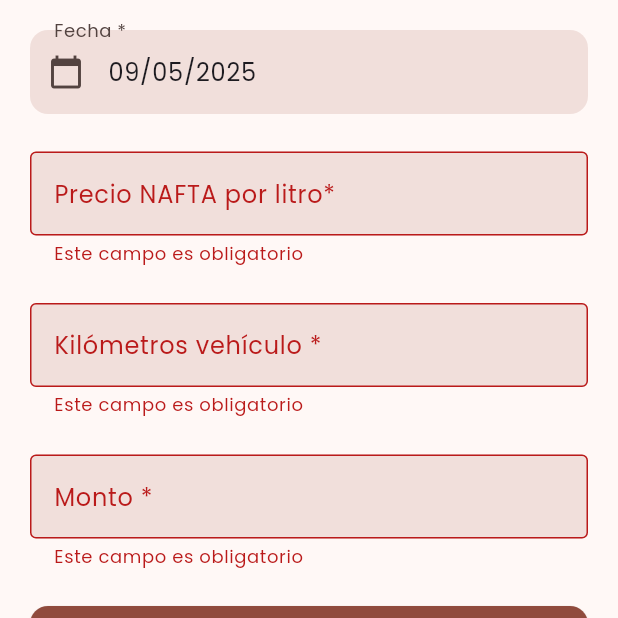
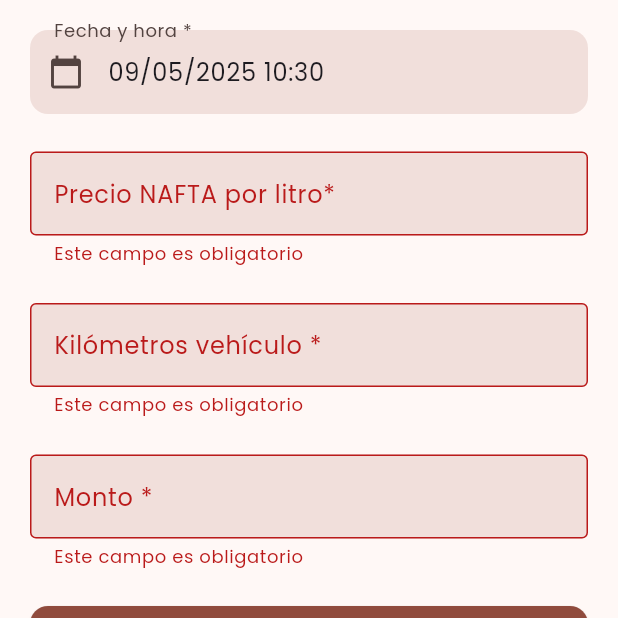
Before and after one commit to IgnacioNiveyro/naftapp, a Flutter app: the screen it shows after launch, after a tap on "Agregar", on a phone screen of 412 x 824 dp, the top half of it. Run offline on Flutter 3.47's test engine with Material 3 defaults, Android fonts, the phone set to English and light mode, and no system bars; our stand-ins replace fl_chart, google_fonts, sqflite; accounts and stored records are empty.

Commit message:
Arreglado fechas inconsistentes

```diff
--- a/lib/helpers/db_helper.dart
+++ b/lib/helpers/db_helper.dart
@@ -1,6 +1,7 @@
 import 'package:sqflite/sqflite.dart';
 import 'package:path/path.dart';
 import 'package:naftapp/models/carga.dart';
+import 'package:intl/intl.dart'; // Añadido para formateo de fechas
 
 class DBHelper {
   static final DBHelper _instance = DBHelper._internal();
@@ -31,7 +32,7 @@ class DBHelper {
     await db.execute('''
       CREATE TABLE cargas(
         id INTEGER PRIMARY KEY AUTOINCREMENT,
-        fecha TEXT NOT NULL,
+        fecha TEXT NOT NULL, /* Mantenemos TEXT pero almacenaremos ISO8601 para compatibilidad */
         kmS INTEGER NOT NULL,
         monto INTEGER NOT NULL,
         precio INTEGER NOT NULL
@@ -44,19 +45,21 @@ class DBHelper {
 
   Future<void> _cargarDatosIniciales(Database db) async {
     // Lista de cargas iniciales [fecha, km, monto, precio]
+    final DateFormat parser = DateFormat('dd/MM/yyyy');
+
     final List<Map<String, dynamic>> cargasIniciales = [
-      {'fecha': '02/01/2025', 'kmS': 8673, 'monto': 7000, 'precio': 1296},
-      {'fecha': '22/01/2025', 'kmS': 8855, 'monto': 7000, 'precio': 1273},
-      {'fecha': '09/02/2025', 'kmS': 9000, 'monto': 5000, 'precio': 1282},
-      {'fecha': '23/02/2025', 'kmS': 9165, 'monto': 11100, 'precio': 1306},
-      {'fecha': '03/03/2025', 'kmS': 9424, 'monto': 8800, 'precio': 1354},
-      {'fecha': '10/03/2025', 'kmS': 9709, 'monto': 7000, 'precio': 1346},
-      {'fecha': '28/03/2025', 'kmS': 9833, 'monto': 9600, 'precio': 1548},
-      {'fecha': '05/04/2025', 'kmS': 10151, 'monto': 5000, 'precio': 1389},
-      {'fecha': '12/04/2025', 'kmS': 10248, 'monto': 5000, 'precio': 1389},
-      {'fecha': '27/04/2025', 'kmS': 10421, 'monto': 6300, 'precio': 1370},
-      {'fecha': '01/05/2025', 'kmS': 10481, 'monto': 7500, 'precio': 1361},
-      {'fecha': '01/05/2025', 'kmS': 10696, 'monto': 6539, 'precio': 1271},
+      {'fecha': _convertirFechaAIso(parser.parse('02/01/2025'), DateTime.now()), 'kmS': 8673, 'monto': 7000, 'precio': 1296},
+      {'fecha': _convertirFechaAIso(parser.parse('22/01/2025'), DateTime.now()), 'kmS': 8855, 'monto': 7000, 'precio': 1273},
+      {'fecha': _convertirFechaAIso(parser.parse('09/02/2025'), DateTime.now()), 'kmS': 9000, 'monto': 5000, 'precio': 1282},
+      {'fecha': _convertirFechaAIso(parser.parse('23/02/2025'), DateTime.now()), 'kmS': 9165, 'monto': 11100, 'precio': 1306},
+      {'fecha': _convertirFechaAIso(parser.parse('03/03/2025'), DateTime.now()), 'kmS': 9424, 'monto': 8800, 'precio': 1354},
+      {'fecha': _convertirFechaAIso(parser.parse('10/03/2025'), DateTime.now()), 'kmS': 9709, 'monto': 7000, 'precio': 1346},
+      {'fecha': _convertirFechaAIso(parser.parse('28/03/2025'), DateTime.now()), 'kmS': 9833, 'monto': 9600, 'precio': 1548},
+      {'fecha': _convertirFechaAIso(parser.parse('05/04/2025'), DateTime.now()), 'kmS': 10151, 'monto': 5000, 'precio': 1389},
+      {'fecha': _convertirFechaAIso(parser.parse('12/04/2025'), DateTime.now()), 'kmS': 10248, 'monto': 5000, 'precio': 1389},
+      {'fecha': _convertirFechaAIso(parser.parse('27/04/2025'), DateTime.now()), 'kmS': 10421, 'monto': 6300, 'precio': 1370},
+      {'fecha': _convertirFechaAIso(parser.parse('01/05/2025'), DateTime.now()), 'kmS': 10481, 'monto': 7500, 'precio': 1361},
+      {'fecha': _convertirFechaAIso(parser.parse('01/05/2025'), DateTime.now().add(Duration(hours: 5))), 'kmS': 10696, 'monto': 6539, 'precio': 1271},
     ];
 
     // Insertar cada carga inicial
@@ -65,18 +68,27 @@ class DBHelper {
     }
   }
 
+  // Convertir una fecha en formato dd/MM/yyyy a ISO8601 con hora actual
+  String _convertirFechaAIso(DateTime fecha, DateTime horaActual) {
+    return DateTime(
+      fecha.year,
+      fecha.month,
+      fecha.day,
+      horaActual.hour,
+      horaActual.minute,
+      horaActual.second,
+    ).toIso8601String();
+  }
+
   Future<int> insertCarga(Carga carga) async {
     try {
       final db = await database;
-      // Modificado para guardar fecha en formato dd/mm/yyyy
-      final dia = carga.fecha.day.toString().padLeft(2, '0');
-      final mes = carga.fecha.month.toString().padLeft(2, '0');
-      final anio = carga.fecha.year.toString();
 
+      // Ahora guardamos la fecha completa en formato ISO8601
       return await db.insert(
         'cargas',
         {
-          'fecha': '$dia/$mes/$anio',
+          'fecha': carga.fecha.toIso8601String(),
           'kmS': carga.kmS,
           'monto': carga.monto,
           'precio': carga.precio,
--- a/lib/models/carga.dart
+++ b/lib/models/carga.dart
@@ -1,3 +1,5 @@
+import 'package:intl/intl.dart';
+
 class Carga {
   final int? id;
   final DateTime fecha;
@@ -23,6 +25,18 @@ class Carga {
     return null; // o 0, según lo que prefieras
   }
 
+  // Getter para obtener la fecha formateada
+  String get fechaFormateada {
+    final DateFormat formatter = DateFormat('dd/MM/yyyy HH:mm');
+    return formatter.format(fecha);
+  }
+
+  // Getter para obtener solo la fecha sin hora
+  String get soloFecha {
+    final DateFormat formatter = DateFormat('dd/MM/yyyy');
+    return formatter.format(fecha);
+  }
+
   Map<String, dynamic> toMap() {
     return {
       'id': id,
@@ -34,21 +48,29 @@ class Carga {
   }
 
   factory Carga.fromMap(Map<String, dynamic> map) {
-    // Parsear fecha - soporta tanto formato ISO como dd/mm/yyyy
     DateTime parsedDate;
+
     try {
-      // Primero intentamos formato ISO
+      // Intentamos formato ISO8601 (que incluye fecha y hora)
       parsedDate = DateTime.parse(map['fecha']);
     } catch (e) {
-      // Si falla, intentamos formato dd/mm/yyyy
+      // Para manejar casos donde la fecha está en formato dd/MM/yyyy
+      try {
         final parts = map['fecha'].split('/');
         if (parts.length == 3) {
           final day = int.parse(parts[0]);
           final month = int.parse(parts[1]);
           final year = int.parse(parts[2]);
-        parsedDate = DateTime(year, month, day);
+          // Asignamos la hora actual
+          final now = DateTime.now();
+          parsedDate = DateTime(year, month, day, now.hour, now.minute, now.second);
         } else {
           throw FormatException('Invalid date format ${map["fecha"]}');
+        }
+      } catch (e) {
+        // Si todo falla, usamos la fecha actual
+        print('Error parsing date: ${map["fecha"]}. Using current date.');
+        parsedDate = DateTime.now();
       }
     }
 
--- a/lib/pages/generator/widgets/seleccion_fecha.dart
+++ b/lib/pages/generator/widgets/seleccion_fecha.dart
@@ -1,6 +1,6 @@
 import 'package:flutter/material.dart';
 
-/// Widget para mostrar un campo de selección de fecha
+/// Widget para mostrar un campo de selección de fecha y hora
 class DateSelectorWidget extends StatelessWidget {
   final TextEditingController fechaController;
   final VoidCallback selectDate;
@@ -17,13 +17,14 @@ class DateSelectorWidget extends StatelessWidget {
       controller: fechaController,
       readOnly: true,
       decoration: const InputDecoration(
-        labelText: 'Fecha *',
+        labelText: 'Fecha y hora *',
         border: OutlineInputBorder(),
         prefixIcon: Icon(Icons.calendar_today),
+        hintText: 'Seleccione fecha y hora',
       ),
       validator: (value) {
         if (value == null || value.isEmpty) {
-          return 'Seleccione una fecha';
+          return 'Seleccione una fecha y hora';
         }
         return null;
       },
```
Also changed, not shown: lib/pages/generator/controllers/generator_controller.dart (+41 -21 lines), lib/pages/generator/widgets/dialogo_confirmacion.dart (+6 -1 lines). Lines whose indentation alone changed are shown as unchanged.
